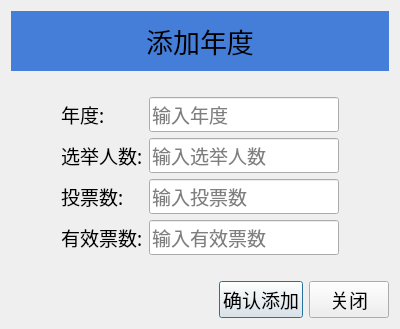
This is ui/page_elements/election_addyear/AddYear.ui in ArcherLuo233/election-s-prediction as Qt 5 draws it before an edit. The edited form follows.
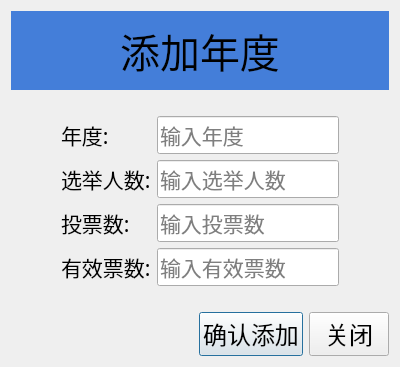
This is the edited form.

```diff
--- a/ui/page_elements/election_addyear/AddYear.ui
+++ b/ui/page_elements/election_addyear/AddYear.ui
@@ -18,8 +18,8 @@
                 <widget class="QLabel" name="label">
                     <property name="font">
                         <font>
-                            <family>微软雅黑</family>
-                            <pointsize>20</pointsize>
+                            <family>华文新魏</family>
+                            <pointsize>30</pointsize>
                         </font>
                     </property>
                     <property name="styleSheet">
@@ -53,8 +53,8 @@
                         <widget class="QLabel" name="username">
                             <property name="font">
                                 <font>
-                                    <family>微软雅黑</family>
-                                    <pointsize>14</pointsize>
+                                    <family>华文新魏</family>
+                                    <pointsize>16</pointsize>
                                 </font>
                             </property>
                             <property name="text">
@@ -66,8 +66,8 @@
                         <widget class="QLineEdit" name="LineEdit">
                             <property name="font">
                                 <font>
-                                    <family>微软雅黑</family>
-                                    <pointsize>14</pointsize>
+                                    <family>华文新魏</family>
+                                    <pointsize>16</pointsize>
                                 </font>
                             </property>
                             <property name="inputMask">
@@ -82,8 +82,8 @@
                         <widget class="QLabel" name="oldpassword">
                             <property name="font">
                                 <font>
-                                    <family>微软雅黑</family>
-                                    <pointsize>14</pointsize>
+                                    <family>华文新魏</family>
+                                    <pointsize>16</pointsize>
                                 </font>
                             </property>
                             <property name="text">
@@ -95,8 +95,8 @@
                         <widget class="QLineEdit" name="LineEdit_2">
                             <property name="font">
                                 <font>
-                                    <family>微软雅黑</family>
-                                    <pointsize>14</pointsize>
+                                    <family>华文新魏</family>
+                                    <pointsize>16</pointsize>
                                 </font>
                             </property>
                             <property name="echoMode">
@@ -111,8 +111,8 @@
                         <widget class="QLabel" name="newpassword1">
                             <property name="font">
                                 <font>
-                                    <family>微软雅黑</family>
-                                    <pointsize>14</pointsize>
+                                    <family>华文新魏</family>
+                                    <pointsize>16</pointsize>
                                 </font>
                             </property>
                             <property name="text">
@@ -124,8 +124,8 @@
                         <widget class="QLineEdit" name="LineEdit_3">
                             <property name="font">
                                 <font>
-                                    <family>微软雅黑</family>
-                                    <pointsize>14</pointsize>
+                                    <family>华文新魏</family>
+                                    <pointsize>16</pointsize>
                                 </font>
                             </property>
                             <property name="echoMode">
@@ -140,8 +140,8 @@
                         <widget class="QLabel" name="Label">
                             <property name="font">
                                 <font>
-                                    <family>微软雅黑</family>
-                                    <pointsize>14</pointsize>
+                                    <family>华文新魏</family>
+                                    <pointsize>16</pointsize>
                                 </font>
                             </property>
                             <property name="text">
@@ -153,8 +153,8 @@
                         <widget class="QLineEdit" name="LineEdit_4">
                             <property name="font">
                                 <font>
-                                    <family>微软雅黑</family>
-                                    <pointsize>14</pointsize>
+                                    <family>华文新魏</family>
+                                    <pointsize>16</pointsize>
                                 </font>
                             </property>
                             <property name="echoMode">
@@ -186,8 +186,8 @@
                         <widget class="QPushButton" name="btn_addyear">
                             <property name="font">
                                 <font>
-                                    <family>微软雅黑</family>
-                                    <pointsize>14</pointsize>
+                                    <family>华文新魏</family>
+                                    <pointsize>18</pointsize>
                                 </font>
                             </property>
                             <property name="cursor">
@@ -202,8 +202,8 @@
                         <widget class="QPushButton" name="btn_close">
                             <property name="font">
                                 <font>
-                                    <family>微软雅黑</family>
-                                    <pointsize>14</pointsize>
+                                    <family>华文新魏</family>
+                                    <pointsize>18</pointsize>
                                 </font>
                             </property>
                             <property name="cursor">
```
